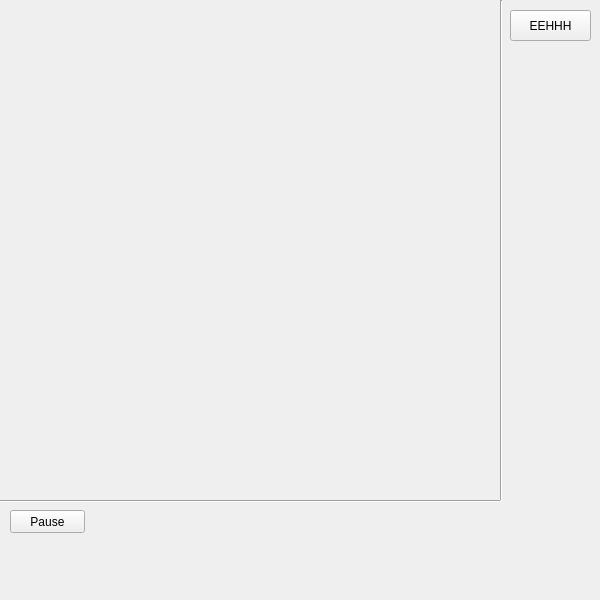
First picture: the form in balls/mainwindow.ui, repository MikeKneeB/BallSimulation, before the edit.
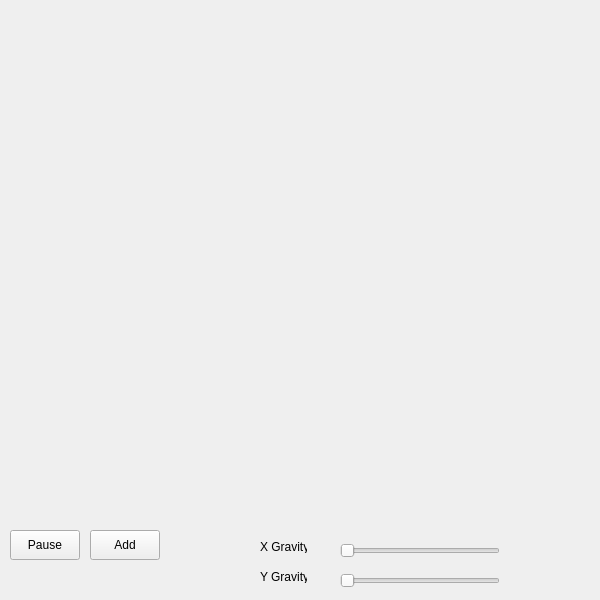
Second picture: the form after the edit.

```diff
--- a/balls/mainwindow.ui
+++ b/balls/mainwindow.ui
@@ -17,75 +17,81 @@
    <widget class="QPushButton" name="pushButton">
     <property name="geometry">
      <rect>
-      <x>510</x>
-      <y>10</y>
-      <width>81</width>
-      <height>31</height>
+      <x>90</x>
+      <y>530</y>
+      <width>70</width>
+      <height>30</height>
      </rect>
     </property>
     <property name="text">
-     <string>EEHHH</string>
-    </property>
-   </widget>
-   <widget class="QWidget" name="widget" native="true">
-    <property name="geometry">
-     <rect>
-      <x>0</x>
-      <y>0</y>
-      <width>500</width>
-      <height>500</height>
-     </rect>
-    </property>
-   </widget>
-   <widget class="Line" name="line">
-    <property name="geometry">
-     <rect>
-      <x>500</x>
-      <y>0</y>
-      <width>3</width>
-      <height>500</height>
-     </rect>
-    </property>
-    <property name="orientation">
-     <enum>Qt::Vertical</enum>
-    </property>
-   </widget>
-   <widget class="Line" name="line_2">
-    <property name="geometry">
-     <rect>
-      <x>0</x>
-      <y>500</y>
-      <width>500</width>
-      <height>3</height>
-     </rect>
-    </property>
-    <property name="orientation">
-     <enum>Qt::Horizontal</enum>
+     <string>Add</string>
     </property>
    </widget>
    <widget class="QPushButton" name="pushButton_2">
     <property name="geometry">
      <rect>
       <x>10</x>
-      <y>510</y>
-      <width>75</width>
-      <height>23</height>
+      <y>530</y>
+      <width>70</width>
+      <height>30</height>
      </rect>
     </property>
     <property name="text">
      <string>Pause</string>
     </property>
    </widget>
-  </widget>
-  <widget class="QMenuBar" name="menuBar">
-   <property name="geometry">
-    <rect>
-     <x>0</x>
-     <y>0</y>
-     <width>600</width>
-     <height>21</height>
-    </rect>
-   </property>
+   <widget class="QSlider" name="horizontalSlider">
+    <property name="geometry">
+     <rect>
+      <x>340</x>
+      <y>540</y>
+      <width>160</width>
+      <height>22</height>
+     </rect>
+    </property>
+    <property name="orientation">
+     <enum>Qt::Horizontal</enum>
+    </property>
+   </widget>
+   <widget class="QSlider" name="horizontalSlider_2">
+    <property name="geometry">
+     <rect>
+      <x>340</x>
+      <y>570</y>
+      <width>160</width>
+      <height>22</height>
+     </rect>
+    </property>
+    <property name="orientation">
+     <enum>Qt::Horizontal</enum>
+    </property>
+   </widget>
+   <widget class="QLabel" name="label">
+    <property name="geometry">
+     <rect>
+      <x>260</x>
+      <y>540</y>
+      <width>47</width>
+      <height>13</height>
+     </rect>
+    </property>
+    <property name="text">
+     <string>X Gravity</string>
+    </property>
+   </widget>
+   <widget class="QLabel" name="label_2">
+    <property name="geometry">
+     <rect>
+      <x>260</x>
+      <y>570</y>
+      <width>47</width>
+      <height>13</height>
+     </rect>
+    </property>
+    <property name="text">
+     <string>Y Gravity</string>
+    </property>
+   </widget>
   </widget>
  </widget>
  <layoutdefault spacing="6" margin="11"/>
```
